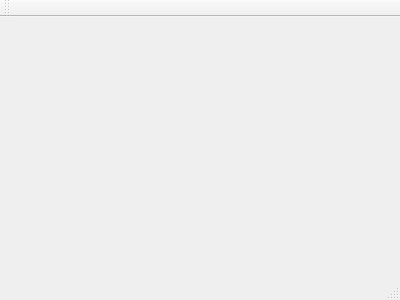
The window that mainwindow.ui (EngineeringLibrary/BibliotecaMatematica) describes before a commit, drawn with Qt 5.
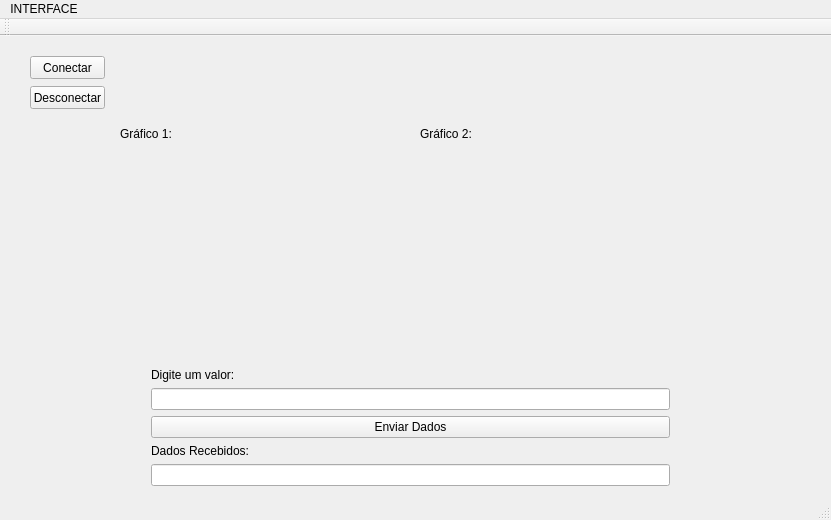
The same window after the commit.

```diff
--- a/mainwindow.ui
+++ b/mainwindow.ui
@@ -1,24 +1,209 @@
 <ui version="4.0">
  <class>MainWindow</class>
- <widget class="QMainWindow" name="MainWindow" >
-  <property name="geometry" >
+ <widget class="QMainWindow" name="MainWindow">
+  <property name="geometry">
    <rect>
     <x>0</x>
     <y>0</y>
-    <width>400</width>
-    <height>300</height>
+    <width>831</width>
+    <height>520</height>
    </rect>
   </property>
   <property name="windowTitle" >
    <string>MainWindow</string>
   </property>
-  <widget class="QMenuBar" name="menuBar" />
-  <widget class="QToolBar" name="mainToolBar" />
-  <widget class="QWidget" name="centralWidget" />
-  <widget class="QStatusBar" name="statusBar" />
+  <widget class="QWidget" name="centralWidget">
+   <widget class="QWidget" name="grafico1" native="true">
+    <property name="geometry">
+     <rect>
+      <x>120</x>
+      <y>110</y>
+      <width>291</width>
+      <height>191</height>
+     </rect>
+    </property>
+   </widget>
+   <widget class="QWidget" name="grafico2" native="true">
+    <property name="geometry">
+     <rect>
+      <x>420</x>
+      <y>110</y>
+      <width>291</width>
+      <height>191</height>
+     </rect>
+    </property>
+   </widget>
+   <widget class="QLabel" name="label_5">
+    <property name="geometry">
+     <rect>
+      <x>120</x>
+      <y>90</y>
+      <width>61</width>
+      <height>16</height>
+     </rect>
+    </property>
+    <property name="text">
+     <string>Gráfico 1:</string>
+    </property>
+   </widget>
+   <widget class="QLabel" name="label_6">
+    <property name="geometry">
+     <rect>
+      <x>420</x>
+      <y>90</y>
+      <width>61</width>
+      <height>16</height>
+     </rect>
+    </property>
+    <property name="text">
+     <string>Gráfico 2:</string>
+    </property>
+   </widget>
+   <widget class="QWidget" name="">
+    <property name="geometry">
+     <rect>
+      <x>140</x>
+      <y>320</y>
+      <width>541</width>
+      <height>141</height>
+     </rect>
+    </property>
+    <layout class="QVBoxLayout" name="verticalLayout">
+     <item>
+      <widget class="QLabel" name="label_3">
+       <property name="text">
+        <string>Digite um valor:</string>
+       </property>
+      </widget>
+     </item>
+     <item>
+      <widget class="QLineEdit" name="lineEnviarDados"/>
+     </item>
+     <item>
+      <widget class="QPushButton" name="enviarDados">
+       <property name="text">
+        <string>Enviar Dados</string>
+       </property>
+      </widget>
+     </item>
+     <item>
+      <widget class="QLabel" name="label_4">
+       <property name="text">
+        <string>Dados Recebidos:</string>
+       </property>
+      </widget>
+     </item>
+     <item>
+      <widget class="QLineEdit" name="lineDadosRecebidos"/>
+     </item>
+    </layout>
+   </widget>
+   <widget class="QPushButton" name="botaoDesconectar">
+    <property name="geometry">
+     <rect>
+      <x>30</x>
+      <y>50</y>
+      <width>75</width>
+      <height>23</height>
+     </rect>
+    </property>
+    <property name="text">
+     <string>Desconectar</string>
+    </property>
+   </widget>
+   <widget class="QPushButton" name="botaoConectar_2">
+    <property name="geometry">
+     <rect>
+      <x>30</x>
+      <y>20</y>
+      <width>75</width>
+      <height>23</height>
+     </rect>
+    </property>
+    <property name="text">
+     <string>Conectar</string>
+    </property>
+   </widget>
+   <widget class="QWidget" name="">
+    <property name="geometry">
+     <rect>
+      <x>120</x>
+      <y>40</y>
+      <width>521</width>
+      <height>22</height>
+     </rect>
+    </property>
+    <layout class="QHBoxLayout" name="horizontalLayout">
+     <item>
+      <widget class="QLabel" name="label">
+       <property name="text">
+        <string>Endereço IP:</string>
+       </property>
+      </widget>
+     </item>
+     <item>
+      <widget class="QLineEdit" name="lineIP">
+       <property name="text">
+        <string/>
+       </property>
+      </widget>
+     </item>
+     <item>
+      <widget class="QLabel" name="label_2">
+       <property name="text">
+        <string>Porta:</string>
+       </property>
+      </widget>
+     </item>
+     <item>
+      <widget class="QLineEdit" name="linePorta"/>
+     </item>
+    </layout>
+   </widget>
+   <zorder>botaoConectar</zorder>
+   <zorder>lineIP</zorder>
+   <zorder>linePorta</zorder>
+   <zorder>label</zorder>
+   <zorder>label_2</zorder>
+   <zorder>lineIP</zorder>
+   <zorder>enviarDados</zorder>
+   <zorder>botaoConectar_2</zorder>
+   <zorder>lineEnviarDados</zorder>
+   <zorder>label_3</zorder>
+   <zorder>lineDadosRecebidos</zorder>
+   <zorder>label_4</zorder>
+   <zorder>grafico1</zorder>
+   <zorder>grafico2</zorder>
+   <zorder>label_5</zorder>
+   <zorder>label_6</zorder>
+  </widget>
+  <widget class="QMenuBar" name="menuBar">
+   <property name="geometry">
+    <rect>
+     <x>0</x>
+     <y>0</y>
+     <width>831</width>
+     <height>21</height>
+    </rect>
+   </property>
+   <widget class="QMenu" name="menuConect">
+    <property name="title">
+     <string>INTERFACE</string>
+    </property>
+   </widget>
+   <addaction name="menuConect"/>
+  </widget>
+  <widget class="QToolBar" name="mainToolBar">
+   <attribute name="toolBarArea">
+    <enum>TopToolBarArea</enum>
+   </attribute>
+   <attribute name="toolBarBreak">
+    <bool>false</bool>
+   </attribute>
+  </widget>
+  <widget class="QStatusBar" name="statusBar"/>
  </widget>
- <layoutDefault spacing="6" margin="11" />
- <pixmapfunction></pixmapfunction>
+ <layoutdefault spacing="6" margin="11"/>
  <resources/>
  <connections/>
 </ui>
```
Left out of the diff: 3 changed lines with no effect on the pictures.
